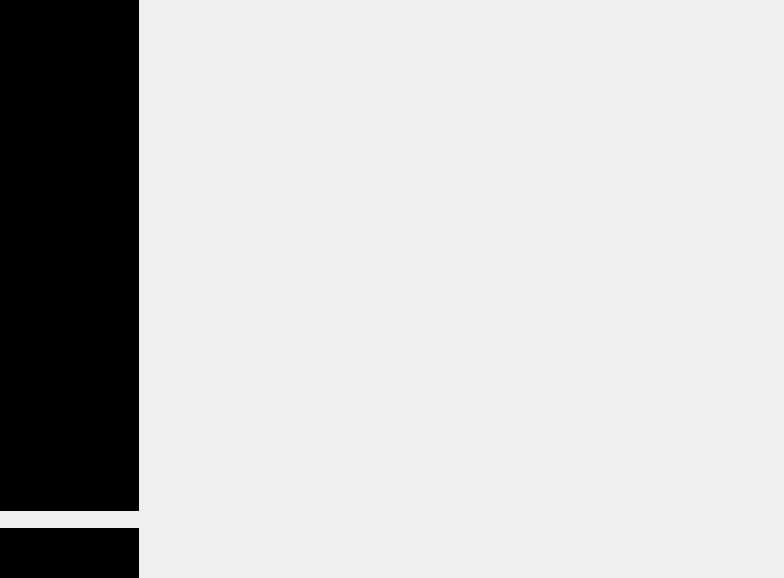
This is corebox/corebox.ui in rahmanshaber/corebox as Qt 5 draws it before an edit. The edited form follows.
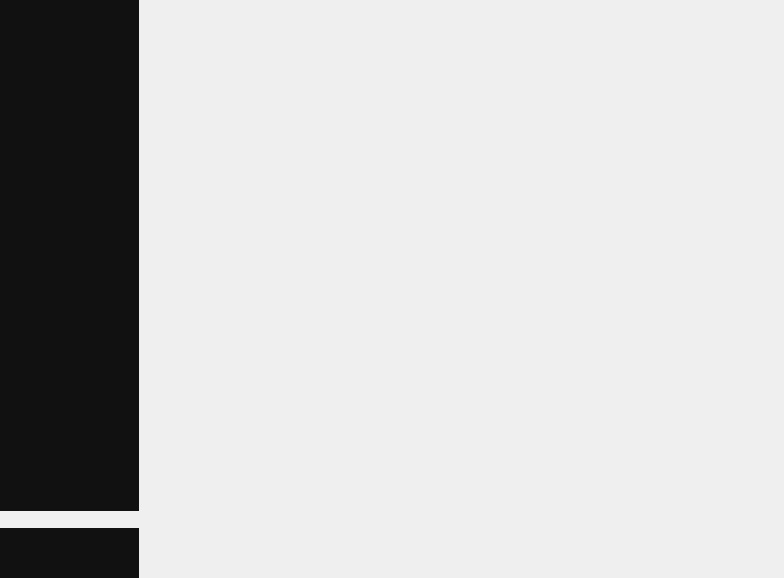
This is the edited form. Icons and pictures are not drawn.

Patch:
```diff
--- a/corebox/corebox.ui
+++ b/corebox/corebox.ui
@@ -65,7 +65,7 @@
       </property>
       <property name="styleSheet">
        <string notr="true">QWidget{
-background-color: rgb(0, 0, 0);
+background-color: #111111;
 border: 1px rgb(0, 0, 0);
 }</string>
       </property>
```
Left out of the diff: 32 changed lines with no effect on the pictures.
